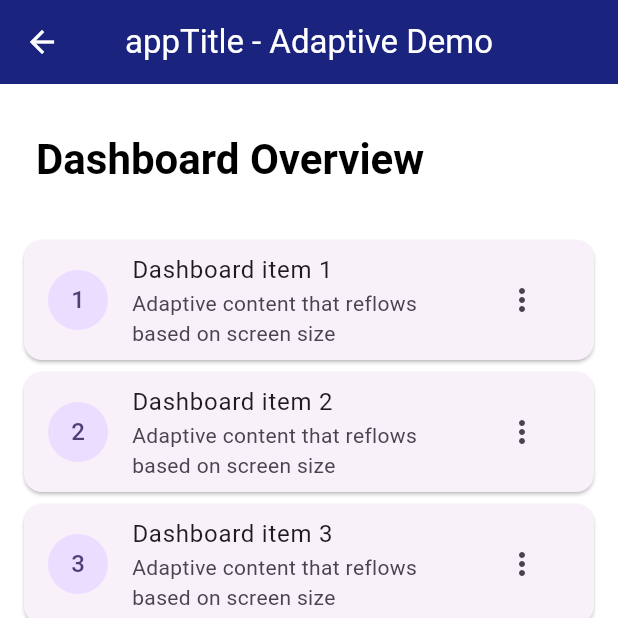
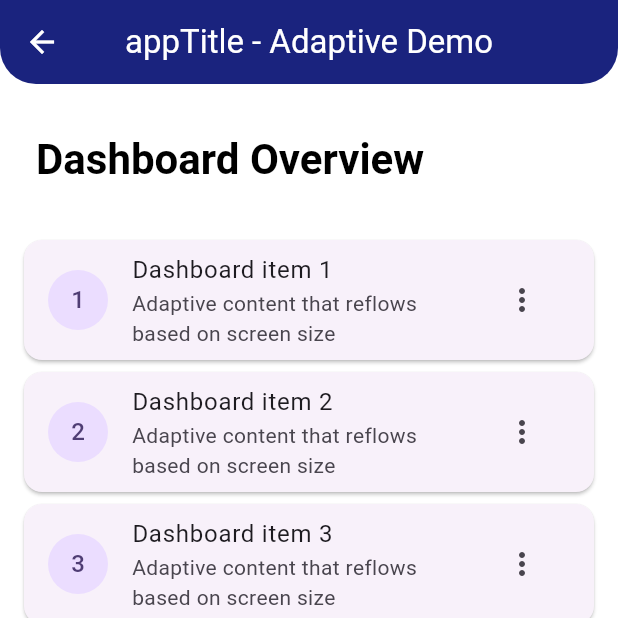
Before and after one commit to ab22593k/rhizosphere, a Flutter app: the screen it shows after launch, scrolled down 548 dp, after a tap on "adaptiveDemoLabel", on a phone screen of 412 x 824 dp, the top half of it. Run offline on Flutter 3.47's test engine with Material 3 defaults, Android fonts, the phone set to English and light mode, and no system bars; our stand-ins replace flutter_riverpod, flutter_svg; missing offline and left inert: analyzer, custom_lint_builder.

Commit message:
feat(adaptive, theme): Enhance adaptive app bar and navigation components
- **Adaptive App Bar Enhancements**: Introduced `AdaptiveAppBarType` enum for explicit control over app bar styles (small, center-aligned, medium, large). This allows developers to specify desired aesthetics, automatically applying Material Design 3-aligned heights and text styles for `medium` (112dp) and `large` (152dp) app bar types. The system intelligently defaults to appropriate types based on `WindowSizeClass` when not explicitly provided.
- **Comprehensive Theming for Navigation**: Applied consistent theming across `AppBar`, `NavigationBar`, `NavigationRail`, and `TabBar` for both light and dark modes. This includes adding rounded bottom borders to app bars, setting a taller (`80dp`) `NavigationBar` height with `StadiumBorder` indicators, and implementing pill-shaped (`50dp` rounded) `TabBar` indicators, enhancing visual consistency and alignment with Material Design 3 guidelines.
- **Refined Adaptive Navigation**: Updated `NavigationSuiteScaffold` to use an `extended NavigationRail` for `medium` `WindowSizeClass` instead of a `NavigationDrawer`, improving navigation suitability for tablet-sized screens. For `compact` layouts, the `NavigationRail` is now explicitly configured as non-extended and without labels.
- **Demo Layout Adjustment**: Wrapped `AccessibleHeader` in `Expanded` within `AdaptiveDemo` to ensure proper spacing and prevent overflow in adaptive layouts.

```diff
--- a/example/lib/demo/adaptive_demo.dart
+++ b/example/lib/demo/adaptive_demo.dart
@@ -359,8 +359,9 @@ class _ItemsPaneState extends State<ItemsPane> {
           children: [
             Row(
               children: [
-                AccessibleHeader(text: 'Item Details', level: 1),
-                const Spacer(),
+                Expanded(
+                  child: AccessibleHeader(text: 'Item Details', level: 1),
+                ),
                 IconButton(
                   icon: const Icon(Icons.edit),
                   tooltip: 'Edit item',
--- a/lib/src/core/adaptive/components/adaptive_app_bar.dart
+++ b/lib/src/core/adaptive/components/adaptive_app_bar.dart
@@ -2,41 +2,72 @@ import 'package:flutter/material.dart';
 import '../layout/window_size_class.dart';
 import '../layout/adaptive_builder.dart';
 
+enum AdaptiveAppBarType { small, centerAligned, medium, large }
+
 class AdaptiveAppBar extends StatelessWidget implements PreferredSizeWidget {
   final Widget title;
   final List<Widget>? actions;
+  final AdaptiveAppBarType? type;
 
-  const AdaptiveAppBar({required this.title, this.actions, super.key});
+  const AdaptiveAppBar({
+    required this.title,
+    this.actions,
+    this.type,
+    super.key,
+  });
 
   @override
   Widget build(BuildContext context) {
     return AdaptiveBuilder(
       builder: (context, sizeClass, _) {
-        switch (sizeClass) {
-          case WindowSizeClass.compact:
+        AdaptiveAppBarType effectiveType =
+            type ?? _getTypeForSizeClass(sizeClass);
+
+        switch (effectiveType) {
+          case AdaptiveAppBarType.small:
+            return AppBar(title: title, centerTitle: false, actions: actions);
+          case AdaptiveAppBarType.centerAligned:
+            return AppBar(title: title, centerTitle: true, actions: actions);
+          case AdaptiveAppBarType.medium:
             return AppBar(
-              // Standard small
-              title: title,
-              centerTitle: true,
-              actions: actions,
-            );
-          case WindowSizeClass.medium:
-            // Using generic AppBar but center aligned is typical for Medium size class
-            // or strictly sticking to M3 specs
-            return AppBar(title: title, centerTitle: true, actions: actions);
-          case WindowSizeClass.expanded:
-            return AppBar(
-              // Standard/Large
               title: title,
               centerTitle: false,
               actions: actions,
-              toolbarHeight: 72, // Example of larger toolbar
+              toolbarHeight: 112,
+              titleTextStyle: Theme.of(context).textTheme.headlineSmall,
+            );
+          case AdaptiveAppBarType.large:
+            return AppBar(
+              title: title,
+              centerTitle: false,
+              actions: actions,
+              toolbarHeight: 152,
+              titleTextStyle: Theme.of(context).textTheme.headlineMedium,
             );
         }
       },
     );
   }
 
+  AdaptiveAppBarType _getTypeForSizeClass(WindowSizeClass sizeClass) {
+    switch (sizeClass) {
+      case WindowSizeClass.compact:
+        return AdaptiveAppBarType.centerAligned;
+      case WindowSizeClass.medium:
+        return AdaptiveAppBarType.centerAligned;
+      case WindowSizeClass.expanded:
+        return AdaptiveAppBarType
+            .small; // Keep it small/standard for desktop unless medium/large is explicitly requested
+    }
+  }
+
   @override
-  Size get preferredSize => const Size.fromHeight(kToolbarHeight); // This might need dynamic sizing logic if using Slivers
+  Size get preferredSize {
+    // If a specific type matches a known height, we could return it,
+    // but without context we can't be sure if it's adaptive.
+    // We return a standard height + extra buffer if type is known large.
+    if (type == AdaptiveAppBarType.medium) return const Size.fromHeight(112);
+    if (type == AdaptiveAppBarType.large) return const Size.fromHeight(152);
+    return const Size.fromHeight(kToolbarHeight);
+  }
 }
--- a/lib/src/data/app_theme.dart
+++ b/lib/src/data/app_theme.dart
@@ -35,6 +35,26 @@ class AppTheme {
         backgroundColor: lightColorScheme.primary,
         foregroundColor: lightColorScheme.onPrimary,
         centerTitle: true,
+        shape: const RoundedRectangleBorder(
+          borderRadius: BorderRadius.vertical(bottom: Radius.circular(24)),
+        ),
+      ),
+      navigationBarTheme: NavigationBarThemeData(
+        indicatorShape: const StadiumBorder(),
+        height: 80, // Variable height support (taller)
+        labelBehavior: NavigationDestinationLabelBehavior.alwaysShow,
+      ),
+      navigationRailTheme: NavigationRailThemeData(
+        indicatorShape: const StadiumBorder(),
+      ),
+      tabBarTheme: TabBarThemeData(
+        indicatorSize: TabBarIndicatorSize.tab,
+        indicator: BoxDecoration(
+          borderRadius: BorderRadius.circular(50), // Pill shape
+          color: lightColorScheme.secondaryContainer,
+        ),
+        labelColor: lightColorScheme.onSecondaryContainer,
+        unselectedLabelColor: lightColorScheme.onSurfaceVariant,
       ),
       cardTheme: CardThemeData(
         shape: _shapeTheme.roundedRectangle(
@@ -72,6 +92,31 @@ class AppTheme {
       materialTapTargetSize: MaterialTapTargetSize.padded,
       visualDensity: VisualDensity.standard,
       extensions: [_shapeTheme],
+      appBarTheme: AppBarTheme(
+        backgroundColor: darkColorScheme.surface,
+        foregroundColor: darkColorScheme.onSurface,
+        centerTitle: true,
+        shape: const RoundedRectangleBorder(
+          borderRadius: BorderRadius.vertical(bottom: Radius.circular(24)),
+        ),
+      ),
+      navigationBarTheme: NavigationBarThemeData(
+        indicatorShape: const StadiumBorder(),
+        height: 80,
+        labelBehavior: NavigationDestinationLabelBehavior.alwaysShow,
+      ),
+      navigationRailTheme: NavigationRailThemeData(
+        indicatorShape: const StadiumBorder(),
+      ),
+      tabBarTheme: TabBarThemeData(
+        indicatorSize: TabBarIndicatorSize.tab,
+        indicator: BoxDecoration(
+          borderRadius: BorderRadius.circular(50),
+          color: darkColorScheme.secondaryContainer,
+        ),
+        labelColor: darkColorScheme.onSecondaryContainer,
+        unselectedLabelColor: darkColorScheme.onSurfaceVariant,
+      ),
       cardTheme: CardThemeData(
         shape: _shapeTheme.roundedRectangle(
           topStart: CornerStyle.m,
--- a/lib/src/features/adaptive_layout/views/adaptive_scaffold.dart
+++ b/lib/src/features/adaptive_layout/views/adaptive_scaffold.dart
@@ -49,10 +49,11 @@ class NavigationSuiteScaffold extends ConsumerWidget {
               body: Row(
                 children: [
                   NavigationRail(
+                    extended: false,
                     selectedIndex: selectedIndex,
                     onDestinationSelected: onDestinationSelected,
                     destinations: railDestinations,
-                    labelType: NavigationRailLabelType.none, // Or selected
+                    labelType: NavigationRailLabelType.none,
                   ),
                   Expanded(child: body),
                 ],
@@ -63,10 +64,11 @@ class NavigationSuiteScaffold extends ConsumerWidget {
               appBar: appBar,
               body: Row(
                 children: [
-                  NavigationDrawer(
+                  NavigationRail(
+                    extended: true,
                     selectedIndex: selectedIndex,
                     onDestinationSelected: onDestinationSelected,
-                    children: drawerDestinations,
+                    destinations: railDestinations,
                   ),
                   Expanded(child: body),
                 ],
```
